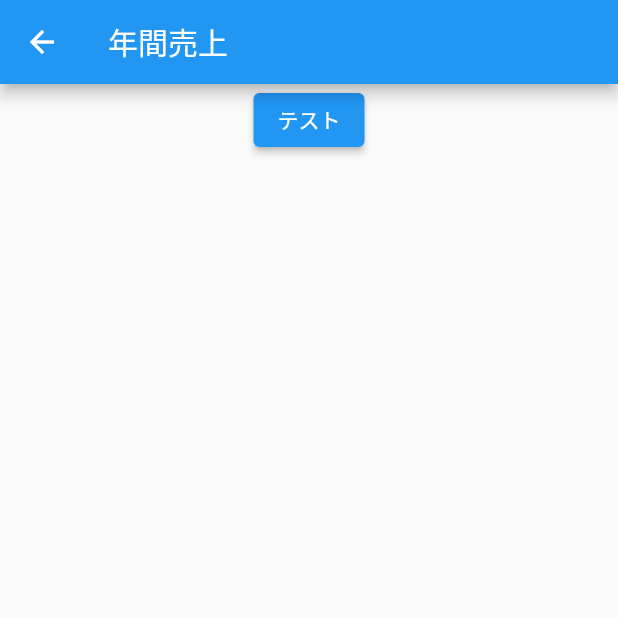
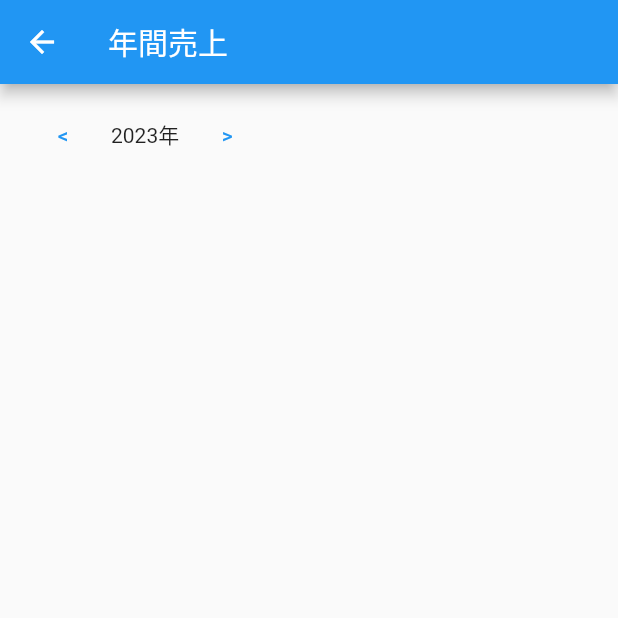
Before and after one commit to marokoro7636/CustomerManagement, a Flutter app: the AnnualSalesScreen screen opened directly, on a phone screen of 412 x 824 dp, the top half of it. Run offline on Flutter 3.47's test engine with Material 2 defaults, Android fonts, the phone set to English and light mode, and no system bars; our stand-ins replace freezed_annotation, hooks_riverpod, sqflite; accounts and stored records are empty.

Commit message:
Add annual sales screen and view model

```diff
--- a/lib/model/db/app_database.dart
+++ b/lib/model/db/app_database.dart
@@ -24,6 +24,8 @@ class AppDatabase {
   final String _columnGoodsAmount = 'goodsAmount';
   final String _columnOrderDate = 'orderDate';
   final String _columnSendDate = 'sendDate';
+
+  // 年間売上ビュー
   final String _columnTotalGoodsPrice = 'totalGoodsPrice';
   final String _columnTotalGoodsAmount = 'totalGoodsAmount';
 
@@ -198,6 +200,7 @@ class AppDatabase {
       FROM $_orderTableName
       WHERE CAST(SUBSTR($_columnOrderDate, 1, 4) AS INTEGER) = $year
       GROUP BY $_columnGoodsName
+      ORDER BY $_columnTotalGoodsPrice DESC
     ''';
     final maps = await db.rawQuery(sql);
     return maps.map((map) => GoodsSummary.fromJson(map)).toList();
--- a/lib/ui/annual_sales_screen/annual_sales_screen.dart
+++ b/lib/ui/annual_sales_screen/annual_sales_screen.dart
@@ -1,4 +1,4 @@
-import 'package:customer_management/model/db/app_database.dart';
+import 'package:customer_management/ui/annual_sales_screen/annual_sales_viewmodel.dart';
 import 'package:flutter/material.dart';
 import 'package:hooks_riverpod/hooks_riverpod.dart';
 
@@ -7,25 +7,57 @@ class AnnualSalesScreen extends HookConsumerWidget {
 
   @override
   Widget build(BuildContext context, WidgetRef ref) {
+    final state = ref.watch(annualSalesProvider);
+    final viewModel = ref.watch(annualSalesProvider.notifier);
 
     return Scaffold(
       appBar: AppBar(
         title: const Text('年間売上'),
       ),
-      body: Center(
+      body: Padding(
+        padding: const EdgeInsets.all(10.0),
         child: Column(
           children: [
-            ElevatedButton(
-              child: const Text('テスト'),
-              onPressed: () async {
-                final db = AppDatabase();
-                print(await db.groupOrderByName(2022));
-                print(await db.groupOrderByName(2023));
-              },
+            Row(
+              children: [
+                TextButton(
+                  onPressed: () => viewModel.downYear(),
+                  child: const Text('<'),
+                ),
+                Text('${state.year}年'),
+                TextButton(
+                  onPressed: () => viewModel.upYear(),
+                  child: const Text('>'),
+                ),
+              ],
+            ),
+            Expanded(
+              child: _AnnualSalesListView(),
             ),
           ],
         ),
-      )
+      ),
     );
   }
 }
+
+class _AnnualSalesListView extends HookConsumerWidget {
+  @override
+  Widget build(BuildContext context, WidgetRef ref) {
+    final state = ref.watch(annualSalesProvider);
+
+    return ListView.builder(
+      itemCount: state.summaryList.length,
+      itemBuilder: (BuildContext context, int index) {
+        var summary = state.summaryList[index];
+        return Card(
+          child: ListTile(
+            title: Text(summary.goodsName),
+            subtitle: Text('${summary.totalGoodsAmount}個'),
+            trailing: Text('計￥${summary.totalGoodsPrice}'),
+          ),
+        );
+      },
+    );
+  }
+}
--- a/lib/ui/base/base_screen.dart
+++ b/lib/ui/base/base_screen.dart
@@ -1,4 +1,5 @@
 import 'package:customer_management/ui/annual_sales_screen/annual_sales_screen.dart';
+import 'package:customer_management/ui/annual_sales_screen/annual_sales_viewmodel.dart';
 import 'package:customer_management/ui/customer_list/customer_list_viewmodel.dart';
 import 'package:flutter/material.dart';
 import 'package:hooks_riverpod/hooks_riverpod.dart';
@@ -21,6 +22,7 @@ class BaseScreen extends HookConsumerWidget {
     final pageType = ref.watch(baseStateProvider);
     final viewModel = ref.watch(baseStateProvider.notifier);
     final customerListViewModel = ref.watch(customerListProvider.notifier);
+    final annualSalesViewModel = ref.watch(annualSalesProvider.notifier);
 
     return Scaffold(
       body: screens[pageType.index],
@@ -31,8 +33,10 @@ class BaseScreen extends HookConsumerWidget {
         ],
         currentIndex: pageType.index,
         onTap: (index) async {
-          if(index == 0) {
+          if (index == 0) {
             await customerListViewModel.loadAllCustomer();
+          } else {
+            annualSalesViewModel.loadGoodsSummary();
           }
           viewModel.state = PageType.values[index];
         },
```
Also changed, not shown: lib/ui/annual_sales_screen/annual_sales_viewmodel.dart (+32 -0 lines).
